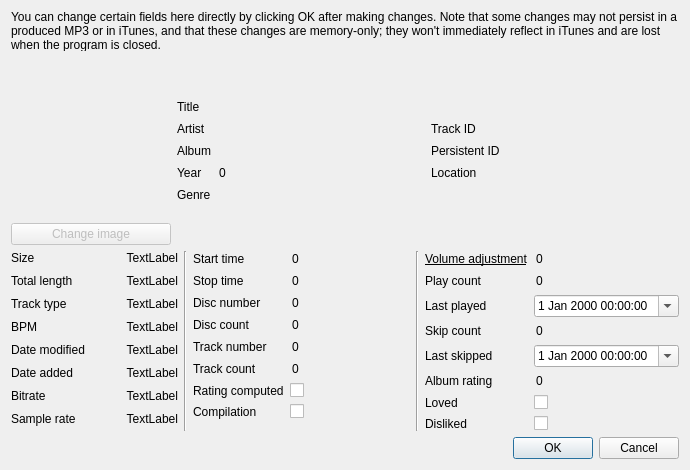
Above: song_info.ui from lgactna/bpsync before the change. Below: the same form after it.
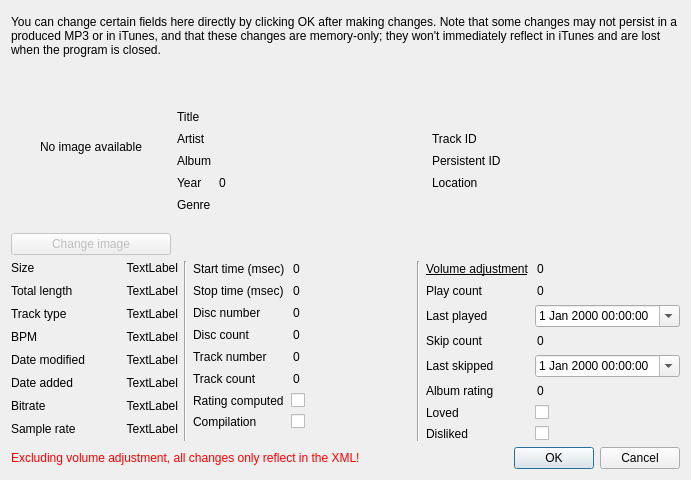
That is the form after the change.

Commit message: Detailed song info/update window; moved show_error_window to utility

What changed in the file:
```diff
--- a/song_info.ui
+++ b/song_info.ui
@@ -7,7 +7,7 @@
     <x>0</x>
     <y>0</y>
     <width>669</width>
-    <height>466</height>
+    <height>467</height>
    </rect>
   </property>
   <property name="windowTitle">
@@ -36,13 +36,13 @@
      <property name="minimumSize">
       <size>
        <width>0</width>
-       <height>40</height>
+       <height>50</height>
       </size>
      </property>
      <property name="maximumSize">
       <size>
        <width>16777215</width>
-       <height>40</height>
+       <height>50</height>
       </size>
      </property>
      <property name="styleSheet">
@@ -83,7 +83,10 @@
           </size>
          </property>
          <property name="text">
-          <string/>
+          <string>No image available</string>
+         </property>
+         <property name="alignment">
+          <set>Qt::AlignCenter</set>
          </property>
         </widget>
        </item>
@@ -395,7 +398,7 @@
        <item row="0" column="0">
         <widget class="QLabel" name="startTimeLabel">
          <property name="text">
-          <string>Start time</string>
+          <string>Start time (msec)</string>
          </property>
         </widget>
        </item>
@@ -415,7 +418,7 @@
        <item row="1" column="0">
         <widget class="QLabel" name="stopTimeLabel">
          <property name="text">
-          <string>Stop time</string>
+          <string>Stop time (msec)</string>
          </property>
         </widget>
        </item>
@@ -651,6 +654,24 @@
     </layout>
    </item>
    <item>
+    <layout class="QHBoxLayout" name="horizontalLayout_3">
+     <item>
+      <widget class="QLabel" name="label">
+       <property name="font">
+        <font>
+         <weight>50</weight>
+         <bold>false</bold>
+        </font>
+       </property>
+       <property name="styleSheet">
+        <string notr="true">color:red</string>
+       </property>
+       <property name="text">
+        <string>Excluding volume adjustment, all changes only reflect in the XML!</string>
+       </property>
+      </widget>
+     </item>
+     <item>
     <widget class="QDialogButtonBox" name="buttonBox">
      <property name="orientation">
       <enum>Qt::Horizontal</enum>
@@ -659,6 +680,8 @@
       <set>QDialogButtonBox::Cancel|QDialogButtonBox::Ok</set>
      </property>
     </widget>
+     </item>
+    </layout>
    </item>
   </layout>
  </widget>
```
Lines whose indentation alone changed are shown as unchanged. The commit also changes 4 other files.
